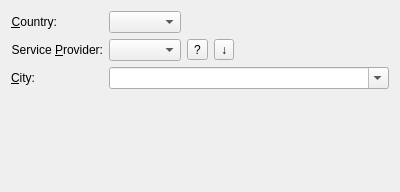
Above: libpublictransporthelper/stopConfig.ui from KDE/publictransport before the change. Below: the same form after it.
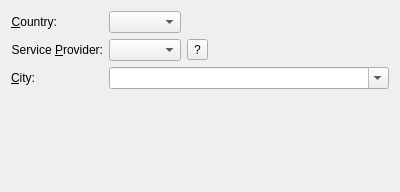
That is the form after the change. Custom widgets are drawn as their Qt base class.

Commit message: Fix GHNS feature using a new Synchrotron provider

What changed in the file:
```diff
--- a/libpublictransporthelper/stopConfig.ui
+++ b/libpublictransporthelper/stopConfig.ui
@@ -52,7 +52,7 @@
     </widget>
    </item>
    <item row="1" column="1">
-    <layout class="QHBoxLayout" name="horizontalLayout">
+    <layout class="QHBoxLayout" name="horizontalLayout" stretch="0,0">
      <property name="leftMargin">
       <number>0</number>
      </property>
@@ -87,22 +87,6 @@
        </property>
       </widget>
      </item>
-     <item>
-      <widget class="QToolButton" name="downloadServiceProviders">
-       <property name="toolTip">
-        <string comment="@info:tooltip">Install new service providers.</string>
-       </property>
-       <property name="whatsThis">
-        <string notr="true"/>
-       </property>
-       <property name="text">
-        <string notr="true">↓</string>
-       </property>
-       <property name="popupMode">
-        <enum>QToolButton::InstantPopup</enum>
-       </property>
-      </widget>
-     </item>
     </layout>
    </item>
    <item row="3" column="0">
```
Left out of the diff: 6 changed lines with no effect on the pictures. The commit also changes 7 other files.
